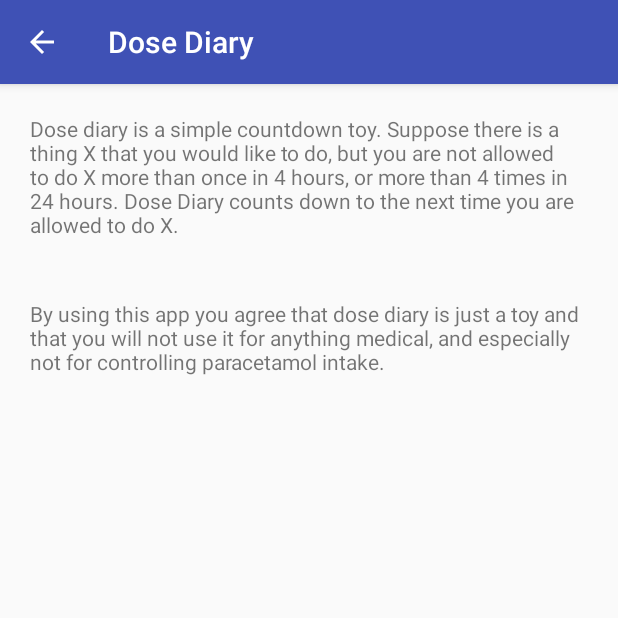
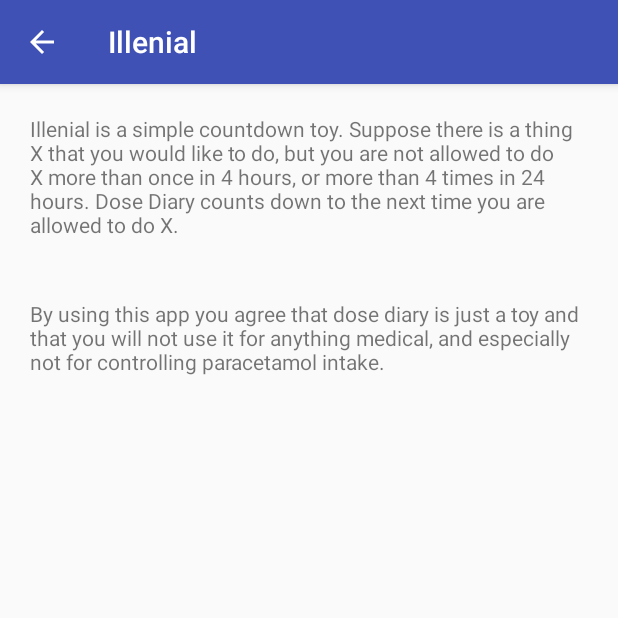
Before and after one commit to seaneberhard/start-up-weekend, an Android app: the About screen opened directly, with no data from a screen before it, on a phone screen of 412 x 824 dp, the top half of it. Run offline under Robolectric (Android 15) with nearby library versions, the phone set to English and light mode, and no system bars.

Commit message:
changed name, added testing

```diff
--- a/pillproject1/app/src/main/res/layout/activity_about.xml
+++ b/pillproject1/app/src/main/res/layout/activity_about.xml
@@ -4,15 +4,10 @@
     android:layout_width="fill_parent"
     android:layout_height="fill_parent" >
 
-    <RelativeLayout
-        android:id="@+id/RelativeLayout01"
-        android:layout_width="fill_parent"
-        android:layout_height="fill_parent" >
-
     <LinearLayout
         android:id="@+id/LinearLayout01"
         android:layout_width="fill_parent"
-            android:layout_height="fill_parent"
+        android:layout_height="wrap_content"
         android:orientation="vertical" >
 
         <TextView
@@ -25,13 +20,12 @@
 
 
         <TextView
-                android:id="@+id/TextView01"
+            android:id="@+id/TextView02"
             android:layout_width="wrap_content"
             android:layout_height="wrap_content"
             android:layout_margin="20dip"
             android:text="@string/about1" >
         </TextView>
     </LinearLayout>
-    </RelativeLayout>
 
 </ScrollView>
--- a/pillproject1/app/src/main/res/values/strings.xml
+++ b/pillproject1/app/src/main/res/values/strings.xml
@@ -1,5 +1,5 @@
 <resources>
-    <string name="app_name">Dose Diary</string>
-    <string name="about0">Dose diary is a simple countdown toy. Suppose there is a thing X that you would like to do, but you are not allowed to do X more than once in 4 hours, or more than 4 times in 24 hours. Dose Diary counts down to the next time you are allowed to do X.</string>
+    <string name="app_name">Illenial</string>
+    <string name="about0">Illenial is a simple countdown toy. Suppose there is a thing X that you would like to do, but you are not allowed to do X more than once in 4 hours, or more than 4 times in 24 hours. Dose Diary counts down to the next time you are allowed to do X.</string>
     <string name="about1">By using this app you agree that dose diary is just a toy and that you will not use it for anything medical, and especially not for controlling paracetamol intake.</string>
 </resources>
```
Also changed, not shown: pillproject1/app/src/main/java/com/lucyeberhard/pillproject1/MainActivity.java (+5 -4 lines), pillproject1/app/src/main/res/layout/activity_show_log.xml (+1 -7 lines). Lines whose indentation alone changed are shown as unchanged.
